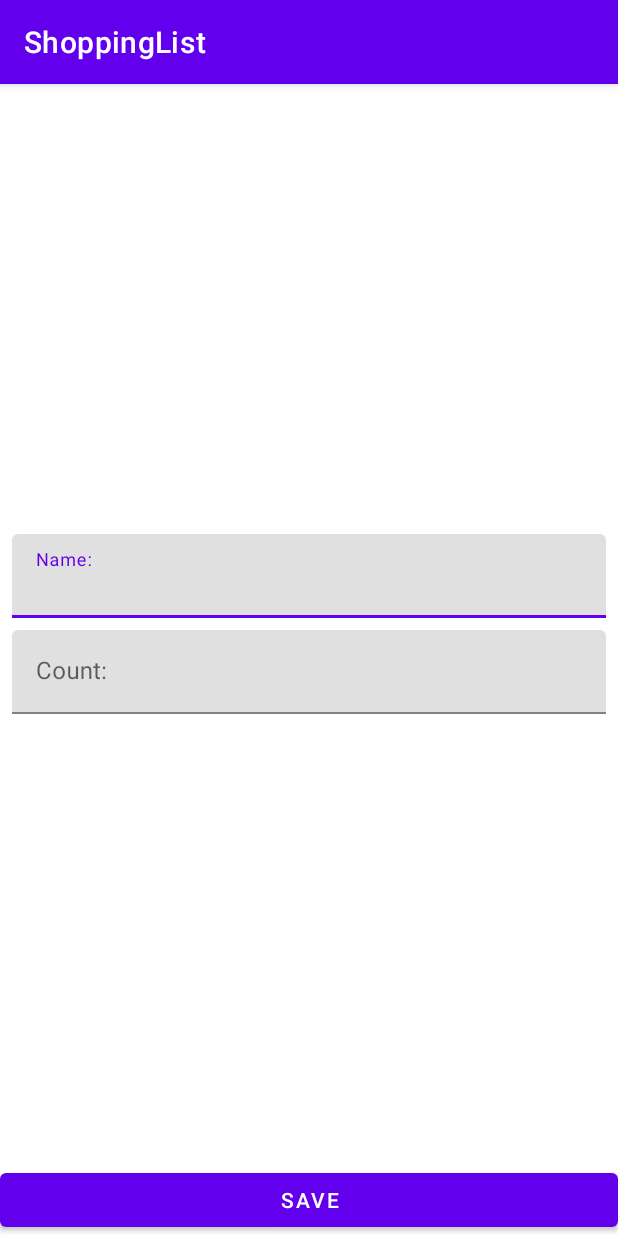
After one commit to Qarapapax/ShoppingList, an Android app: the ShopItemActivity screen opened directly, with no data from a screen before it, on a phone screen of 412 x 824 dp. The commit adds this screen. Run offline under Robolectric (Android 15) with nearby library versions, the phone set to English and light mode, and no system bars.

Commit message:
Макеты для шоп айтем

```diff
--- a/app/src/main/AndroidManifest.xml
+++ b/app/src/main/AndroidManifest.xml
@@ -10,6 +10,9 @@
         android:supportsRtl="true"
         android:theme="@style/Theme.ShoppingList">
         <activity
+            android:name=".presentation.ShopItemActivity"
+            android:exported="true" />
+        <activity
             android:name=".presentation.MainActivity"
             android:exported="true">
             <intent-filter>
--- /dev/null
+++ b/app/src/main/java/com/example/shoppinglist/presentation/ShopItemActivity.kt
@@ -0,0 +1,12 @@
+package com.example.shoppinglist.presentation
+
+import androidx.appcompat.app.AppCompatActivity
+import android.os.Bundle
+import com.example.shoppinglist.R
+
+class ShopItemActivity : AppCompatActivity() {
+    override fun onCreate(savedInstanceState: Bundle?) {
+        super.onCreate(savedInstanceState)
+        setContentView(R.layout.activity_shop_item)
+    }
+}
--- /dev/null
+++ b/app/src/main/res/layout/activity_shop_item.xml
@@ -0,0 +1,58 @@
+<?xml version="1.0" encoding="utf-8"?>
+<androidx.constraintlayout.widget.ConstraintLayout xmlns:android="http://schemas.android.com/apk/res/android"
+    xmlns:app="http://schemas.android.com/apk/res-auto"
+    xmlns:tools="http://schemas.android.com/tools"
+    android:layout_width="match_parent"
+    android:layout_height="match_parent"
+    tools:context=".presentation.ShopItemActivity">
+
+    <com.google.android.material.textfield.TextInputLayout
+        android:id="@+id/til_name"
+        android:layout_width="0dp"
+        android:layout_height="wrap_content"
+        android:layout_marginStart="8dp"
+        android:layout_marginEnd="8dp"
+        android:layout_marginBottom="4dp"
+        app:layout_constraintBottom_toTopOf="@id/til_count"
+        app:layout_constraintEnd_toEndOf="parent"
+        app:layout_constraintStart_toStartOf="parent"
+        app:layout_constraintTop_toTopOf="parent"
+        app:layout_constraintVertical_chainStyle="packed">
+
+        <com.google.android.material.textfield.TextInputEditText
+            android:id="@+id/et_name"
+            android:layout_width="match_parent"
+            android:layout_height="wrap_content"
+            android:hint="@string/name_hint"
+            android:inputType="textCapWords" />
+    </com.google.android.material.textfield.TextInputLayout>
+
+    <com.google.android.material.textfield.TextInputLayout
+        android:id="@+id/til_count"
+        android:layout_width="0dp"
+        android:layout_height="wrap_content"
+        android:layout_marginStart="8dp"
+        android:layout_marginTop="4dp"
+        android:layout_marginEnd="8dp"
+        app:layout_constraintBottom_toTopOf="@+id/save_button"
+        app:layout_constraintEnd_toEndOf="parent"
+        app:layout_constraintStart_toStartOf="parent"
+        app:layout_constraintTop_toBottomOf="@+id/til_name">
+
+        <com.google.android.material.textfield.TextInputEditText
+            android:id="@+id/et_count"
+            android:layout_width="match_parent"
+            android:layout_height="wrap_content"
+            android:hint="@string/count_hint"
+            android:inputType="number" />
+    </com.google.android.material.textfield.TextInputLayout>
+
+    <Button
+        android:id="@+id/save_button"
+        android:layout_width="0dp"
+        android:layout_height="wrap_content"
+        android:text="@string/save_btn"
+        app:layout_constraintBottom_toBottomOf="parent"
+        app:layout_constraintEnd_toEndOf="parent"
+        app:layout_constraintStart_toStartOf="parent" />
+</androidx.constraintlayout.widget.ConstraintLayout>
--- a/app/src/main/res/values/strings.xml
+++ b/app/src/main/res/values/strings.xml
@@ -1,3 +1,9 @@
 <resources>
     <string name="app_name">ShoppingList</string>
+    <string name="add_shop_item_content_description">Add new shop item</string>
+    <string name="name_hint">Name:</string>
+    <string name="count_hint">Count:</string>
+    <string name="save_btn">Save</string>
+    <string name="error_input_name">Invalid name</string>
+    <string name="error_input_count">Invalid count</string>
 </resources>
```
